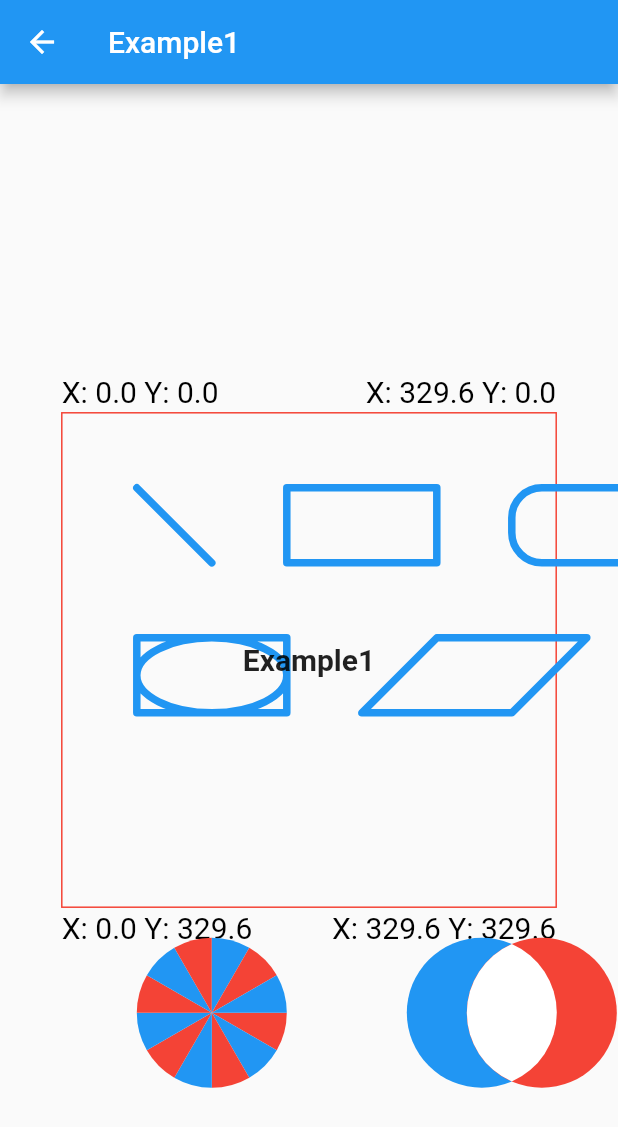
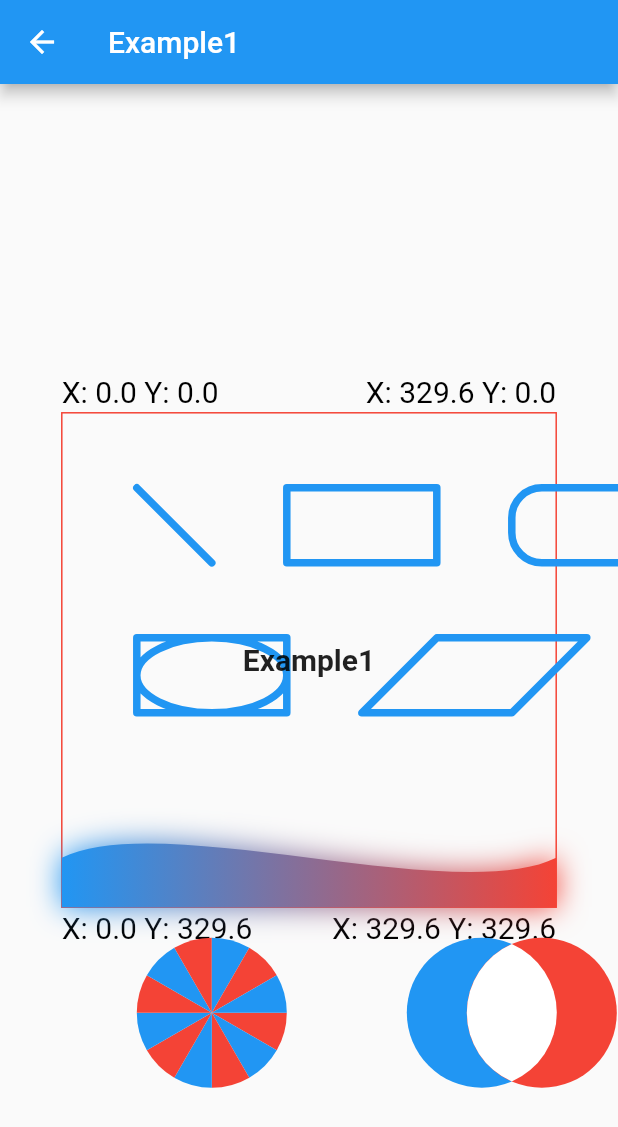
Before and after one commit to alvarobcprado/flutter_custom_painter, a Flutter app: the screen it shows after launch, after a tap on "Example1", on a phone screen of 412 x 824 dp. Shown: the top 1127 px of the screen. Run offline on Flutter 3.47's test engine with Material 2 defaults, Android fonts, the phone set to English and light mode, and no system bars.

Commit message:
feat: update example1

```diff
--- a/lib/app/example1.dart
+++ b/lib/app/example1.dart
@@ -162,6 +162,34 @@ class Example1Painter extends CustomPainter {
     );
   }
 
+  void _drawBezierCurve(Canvas canvas, Size size) {
+    final paint = Paint()
+      ..color = Colors.blue
+      ..style = PaintingStyle.fill
+      ..maskFilter = const MaskFilter.blur(BlurStyle.solid, 10)
+      ..shader = const LinearGradient(
+        colors: [Colors.blue, Colors.red],
+      ).createShader(
+        Rect.fromLTWH(0, 0, size.width, size.height),
+      );
+
+    final path = Path()
+      ..moveTo(0, size.height * 0.9)
+      ..cubicTo(
+        size.width * 0.2,
+        size.height * 0.8,
+        size.width * 0.8,
+        size.height,
+        size.width,
+        size.height * 0.9,
+      )
+      ..lineTo(size.width, size.height)
+      ..lineTo(0, size.height)
+      ..close();
+
+    canvas.drawPath(path, paint);
+  }
+
   @override
   void paint(Canvas canvas, Size size) {
     _drawLine(canvas);
@@ -173,6 +201,7 @@ class Example1Painter extends CustomPainter {
     _drawShapePath(canvas);
     _drawPizzaShape(canvas);
     _drawDoubleMoon(canvas);
+    _drawBezierCurve(canvas, size);
   }
 
   @override
```
